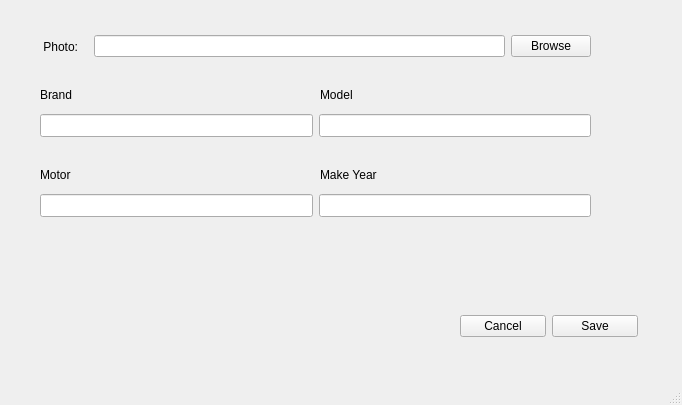
m-arch/pnote, file GUIWindows/notewindow.ui: the form before one commit.
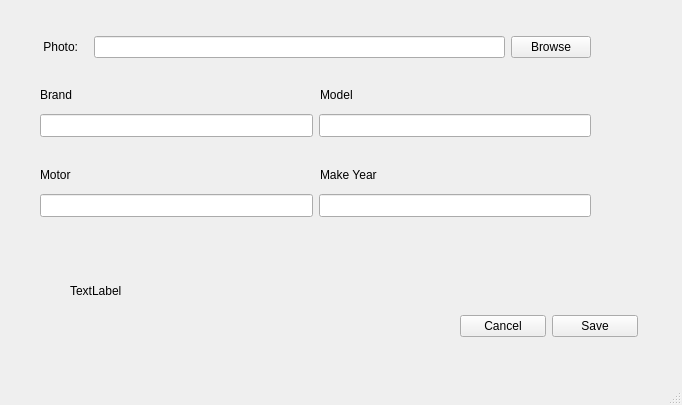
The form after the commit.

Commit message: fixed and tested inserting a new car for a selected user

What changed in the file:
```diff
--- a/GUIWindows/notewindow.ui
+++ b/GUIWindows/notewindow.ui
@@ -20,7 +20,7 @@
       <x>40</x>
       <y>31</y>
       <width>551</width>
-      <height>31</height>
+      <height>32</height>
      </rect>
     </property>
     <layout class="QHBoxLayout" name="horizontalLayout">
@@ -197,6 +197,19 @@
      <string>Make Year</string>
     </property>
    </widget>
+   <widget class="QLabel" name="userId">
+    <property name="geometry">
+     <rect>
+      <x>70</x>
+      <y>280</y>
+      <width>171</width>
+      <height>21</height>
+     </rect>
+    </property>
+    <property name="text">
+     <string>TextLabel</string>
+    </property>
+   </widget>
   </widget>
   <widget class="QMenuBar" name="menubar">
    <property name="geometry">
```
The commit also changes 4 other files.
